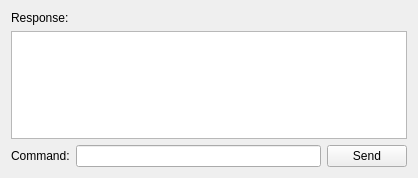
Above: CLI/mainwindow.ui from jpvanhal/Social-Sports before the change. Below: the same form after it.
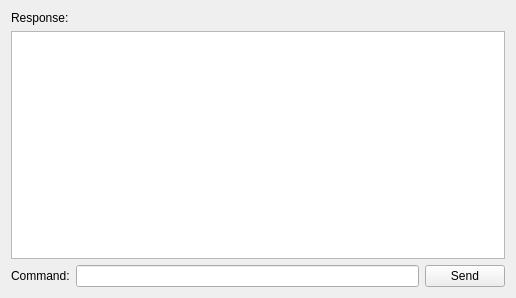
That is the form after the change.

Commit message: Changed 'RACE LIST' to return the races in correct order, most recent first. Increased the size of CLI window.

```diff
--- a/CLI/mainwindow.ui
+++ b/CLI/mainwindow.ui
@@ -6,8 +6,8 @@
    <rect>
     <x>0</x>
     <y>0</y>
-    <width>418</width>
-    <height>178</height>
+    <width>516</width>
+    <height>298</height>
    </rect>
   </property>
   <property name="windowTitle">
```
The commit also changes 4 other files.
